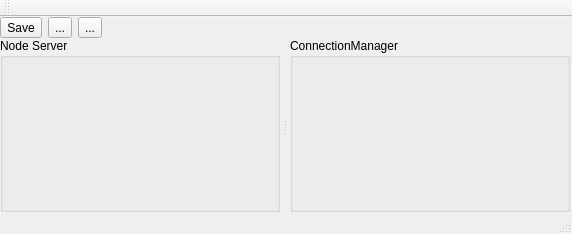
Old version of the form Software/JarvisServer/jarvisServer/gjarvisgui.ui in the repository makespacemadrid/Jarvis.
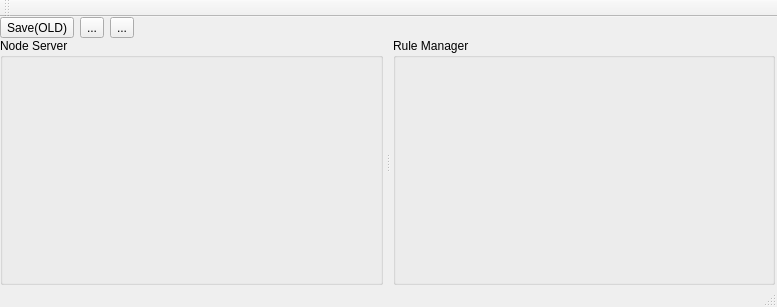
New version of the form. Custom widgets are drawn as their Qt base class.

Patch:
```diff
--- a/Software/JarvisServer/jarvisServer/gjarvisgui.ui
+++ b/Software/JarvisServer/jarvisServer/gjarvisgui.ui
@@ -6,8 +6,8 @@
    <rect>
     <x>0</x>
     <y>0</y>
-    <width>572</width>
-    <height>234</height>
+    <width>777</width>
+    <height>307</height>
    </rect>
   </property>
   <property name="windowTitle">
@@ -35,7 +35,7 @@
       <item>
        <widget class="QToolButton" name="btn_saveSettings">
         <property name="text">
-         <string>Save</string>
+         <string>Save(OLD)</string>
         </property>
        </widget>
       </item>
@@ -89,7 +89,7 @@
       </widget>
       <widget class="gJarvisConnectionManagerWidget" name="connManagerWidget">
        <property name="title">
-        <string>ConnectionManager</string>
+        <string>Rule Manager</string>
        </property>
        <property name="flat">
         <bool>false</bool>
```
Left out of the diff: 2 changed lines with no effect on the pictures.
